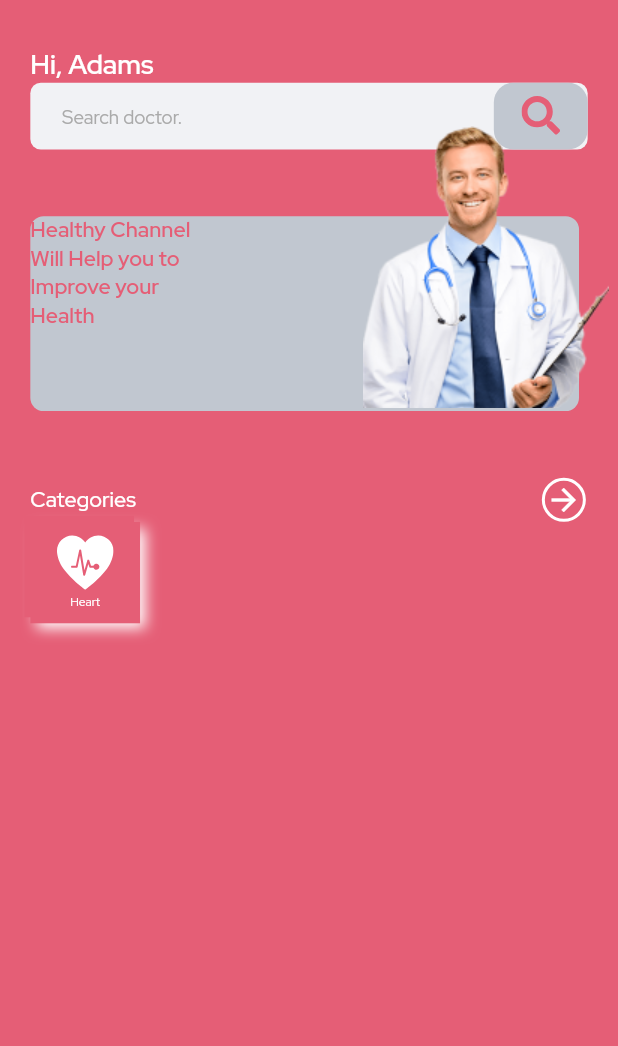
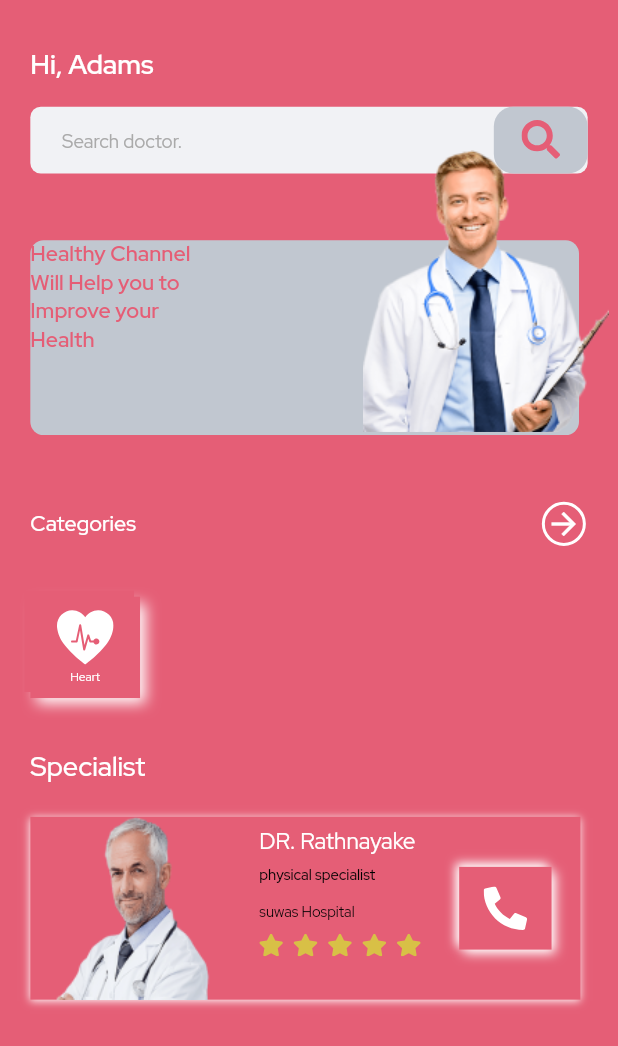
Before and after one commit to sherryqaisrani/Health-Channel-Application, a Flutter app: the screen it shows after launch, on a phone screen of 412 x 824 dp. Shown: the top 1046 px of the screen. Run offline on Flutter 3.47's test engine with Material 2 defaults, Android fonts, the phone set to English and light mode, and no system bars; our stand-ins replace dots_indicator, flutter_screenutil, flutter_svg, get, google_fonts, pinput.

Commit message:
Home Screen Complete

```diff
--- a/lib/screens/home_screen.dart
+++ b/lib/screens/home_screen.dart
@@ -32,6 +32,9 @@ class HomePage extends StatelessWidget {
                         fontWeight: FontWeight.w600,
                       ),
                 ),
+              ),
+              SizedBox(
+                height: 18.h,
               ),
               Container(
                 width: double.maxFinite,
@@ -134,6 +137,9 @@ class HomePage extends StatelessWidget {
                   )
                 ],
               ),
+              SizedBox(
+                height: 38.h,
+              ),
               Container(
                 height: 76.h,
                 width: 76.w,
@@ -177,6 +183,117 @@ class HomePage extends StatelessWidget {
                     ],
                   ),
                 ),
+              ),
+              SizedBox(
+                height: 38.h,
+              ),
+              Text(
+                'Specialist',
+                style: Theme.of(context).textTheme.headline4!.copyWith(
+                      color: aWhite,
+                      fontSize: 18,
+                      fontWeight: FontWeight.w500,
+                    ),
+              ),
+              SizedBox(
+                height: 24.h,
+              ),
+              Container(
+                height: 137.h,
+                width: 381.w,
+                decoration: const BoxDecoration(
+                  color: aPrimaryColor,
+                  boxShadow: [
+                    BoxShadow(
+                      color: aWhite,
+                      offset: Offset(0, 1),
+                      blurRadius: 4,
+                    ),
+                  ],
+                ),
+                child: Row(
+                  mainAxisAlignment: MainAxisAlignment.spaceBetween,
+                  children: [
+                    Image.asset(
+                      FilePath.doctorImage,
+                    ),
+                    Column(
+                      crossAxisAlignment: CrossAxisAlignment.start,
+                      children: [
+                        SizedBox(
+                          height: 7.h,
+                        ),
+                        Text(
+                          'DR. Rathnayake',
+                          style:
+                              Theme.of(context).textTheme.headline5!.copyWith(
+                                    color: aWhite,
+                                    fontSize: 15,
+                                    fontWeight: FontWeight.w400,
+                                  ),
+                        ),
+                        SizedBox(
+                          height: 7.h,
+                        ),
+                        Text(
+                          'physical specialist',
+                          style:
+                              Theme.of(context).textTheme.bodyText1!.copyWith(
+                                    color: aBlack,
+                                  ),
+                        ),
+                        SizedBox(
+                          height: 13.h,
+                        ),
+                        Text(
+                          'suwas Hospital',
+                          style:
+                              Theme.of(context).textTheme.bodyText1!.copyWith(
+                                    color: aBlack,
+                                    fontWeight: FontWeight.w400,
+                                  ),
+                        ),
+                        SizedBox(
+                          height: 9.h,
+                        ),
+                        SvgPicture.asset(
+                          FilePath.stars,
+                        ),
+                      ],
+                    ),
+                    Padding(
+                      padding: EdgeInsets.only(
+                        right: 20.w,
+                      ),
+                      child: Container(
+                        height: 62.h,
+                        width: 64.w,
+                        decoration: const BoxDecoration(
+                          color: aPrimaryColor,
+                          boxShadow: [
+                            BoxShadow(
+                              color: aWhite,
+                              offset: Offset(3.15, 3.15),
+                              blurRadius: 5.51,
+                              spreadRadius: 0,
+                            ),
+                            BoxShadow(
+                              color: aWhite,
+                              offset: Offset(-2.36, -2.36),
+                              blurRadius: 4.73,
+                              spreadRadius: 0,
+                            ),
+                          ],
+                        ),
+                        child: Center(
+                          child: SvgPicture.asset(
+                            FilePath.phone,
+                          ),
+                        ),
+                      ),
+                    )
+                  ],
+                ),
               )
             ],
           ),
--- a/lib/utils/file_path.dart
+++ b/lib/utils/file_path.dart
@@ -1,12 +1,14 @@
 class FilePath {
   static const String introLogo = 'assets/svg/intro_logo.svg';
   static const String homeScreenDr = 'assets/images/doctorImage.png';
+  static const String doctorImage = 'assets/images/doctor1.png';
   static const String introLogoPng = 'assets/images/intro_logo.png';
   static const String firstTopDesign = 'assets/svg/top_line_design.svg';
   static const String secondTopDesign = 'assets/svg/below_top_design.svg';
   static const String circleBack = 'assets/svg/back_circle.svg';
   static const String google = 'assets/svg/google.svg';
   static const String facebook = 'assets/svg/facebook.svg';
+  static const String stars = 'assets/svg/stars.svg';
   //Icons
   static const String person = 'assets/svg/Icons/person.svg';
   static const String mobile = 'assets/svg/Icons/mobile.svg';
@@ -16,4 +18,5 @@ class FilePath {
   static const String arrow = 'assets/svg/Icons/arrow.svg';
   static const String search = 'assets/svg/Icons/search.svg';
   static const String heart = 'assets/svg/Icons/heart.svg';
+  static const String phone = 'assets/svg/Icons/phone.svg';
 }
```
Also changed, not shown: assets/images/doctor1.png (added), assets/svg/Icons/phone.svg (added), assets/svg/stars.svg (added).
